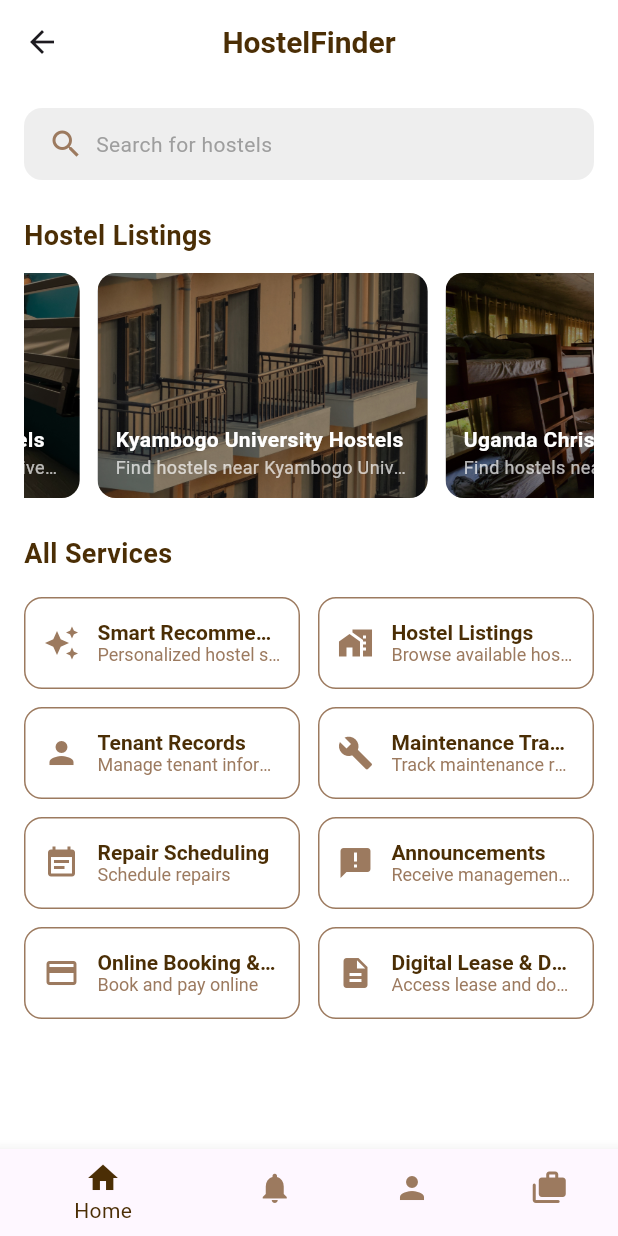
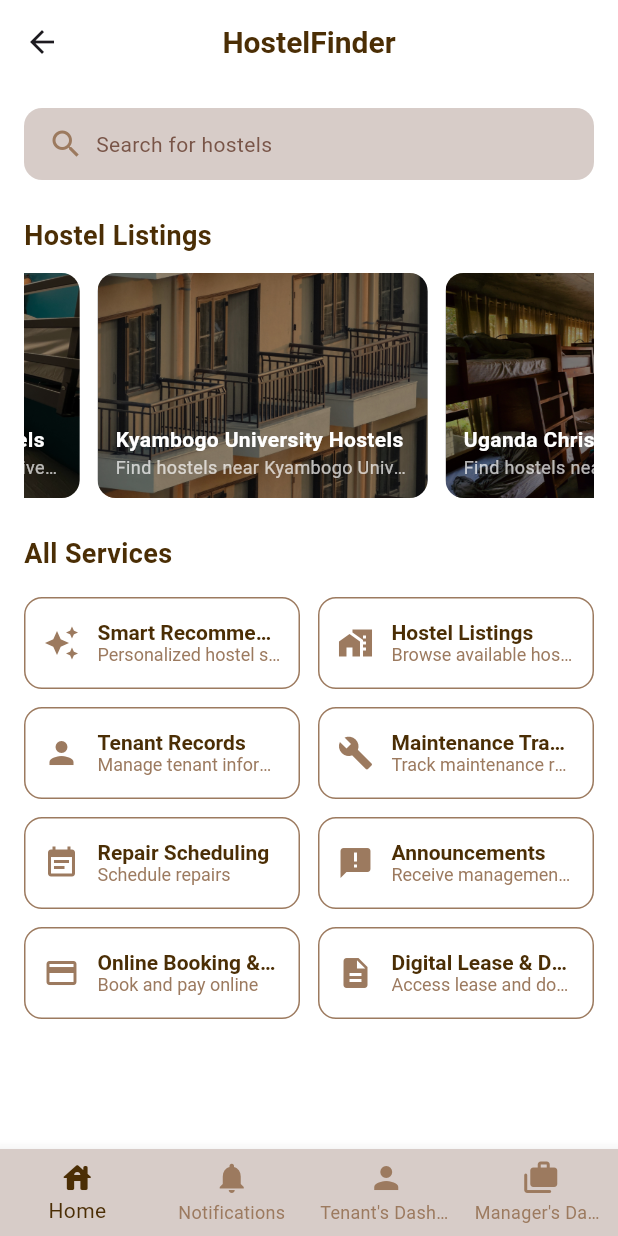
Before and after one commit to Gift038/HostelHuntingAppDev, a Flutter app: the HomeScreen screen opened by its route, on a phone screen of 412 x 824 dp. Run offline on Flutter 3.47's test engine with Material 3 defaults, Android fonts, the phone set to English and light mode, and no system bars; our stand-ins replace firebase_core; accounts and stored records are empty.

```diff
--- a/lib/screens/home_page.dart
+++ b/lib/screens/home_page.dart
@@ -87,7 +87,7 @@ class _HomeScreenState extends State<HomeScreen> with SingleTickerProviderStateM
             Container(
               padding: const EdgeInsets.symmetric(horizontal: 16, vertical: 12),
               decoration: BoxDecoration(
-                color: Colors.grey.shade200,
+                color: Colors.brown[100],
                 borderRadius: BorderRadius.circular(12),
               ),
               child: Row(
@@ -97,7 +97,7 @@ class _HomeScreenState extends State<HomeScreen> with SingleTickerProviderStateM
                   const Expanded(
                     child: Text(
                       'Search for hostels',
-                      style: TextStyle(color: Colors.grey),
+                      style: TextStyle(color: Colors.brown),
                     ),
                   )
                 ],
@@ -236,16 +236,32 @@ class _HomeScreenState extends State<HomeScreen> with SingleTickerProviderStateM
         ),
       ),
       bottomNavigationBar: BottomNavigationBar(
+        backgroundColor: Colors.brown[100],
+        type: BottomNavigationBarType.fixed, // Ensures labels are always shown
         selectedItemColor: coffeeBrown,
         unselectedItemColor: lightCoffeeBrown,
         currentIndex: 0,
-        items: [
-          BottomNavigationBarItem(icon: Icon(Icons.home, color: coffeeBrown), label: 'Home'),
-          BottomNavigationBarItem(icon: Icon(Icons.notifications, color: lightCoffeeBrown), label: 'Notifications'),
-          BottomNavigationBarItem(icon: Icon(Icons.person, color: lightCoffeeBrown), label: 'Tenant'),
-          BottomNavigationBarItem(icon: Icon(Icons.cases_rounded, color: lightCoffeeBrown), label: 'Manager'),
+        showUnselectedLabels: true, // Optional: Show labels for unselected items too
+        items: const [
+          BottomNavigationBarItem(
+            icon: Icon(Icons.house_rounded),
+            label: 'Home',
+          ),
+          BottomNavigationBarItem(
+            icon: Icon(Icons.notifications),
+            label: 'Notifications',
+          ),
+          BottomNavigationBarItem(
+            icon: Icon(Icons.person),
+            label: "Tenant's Dashboard",
+          ),
+          BottomNavigationBarItem(
+            icon: Icon(Icons.cases_rounded),
+            label: "Manager's Dashboard",
+          ),
         ],
       ),
+
     );
   }
 }
```
